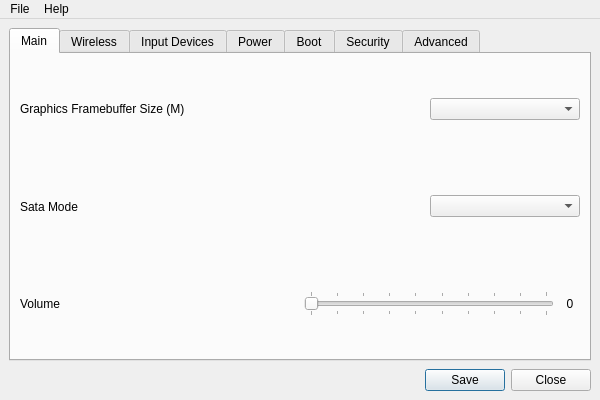
Old version of the form src/x230/corevantage.ui in the repository JaGoLi/corevantage.
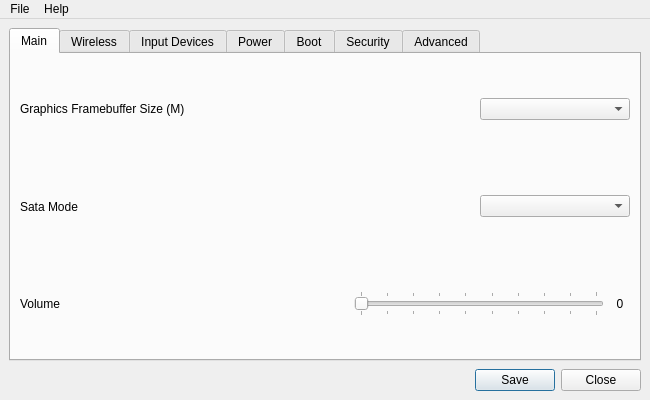
New version of the form.

Commit message: changed window dimensions again

```diff
--- a/src/x230/corevantage.ui
+++ b/src/x230/corevantage.ui
@@ -6,7 +6,7 @@
    <rect>
     <x>0</x>
     <y>0</y>
-    <width>600</width>
+    <width>650</width>
     <height>400</height>
    </rect>
   </property>
@@ -18,13 +18,13 @@
   </property>
   <property name="minimumSize">
    <size>
-    <width>600</width>
+    <width>650</width>
     <height>400</height>
    </size>
   </property>
   <property name="maximumSize">
    <size>
-    <width>600</width>
+    <width>650</width>
     <height>400</height>
    </size>
   </property>
@@ -1127,7 +1127,7 @@
     <rect>
      <x>0</x>
      <y>0</y>
-     <width>600</width>
+     <width>650</width>
      <height>20</height>
     </rect>
    </property>
```
